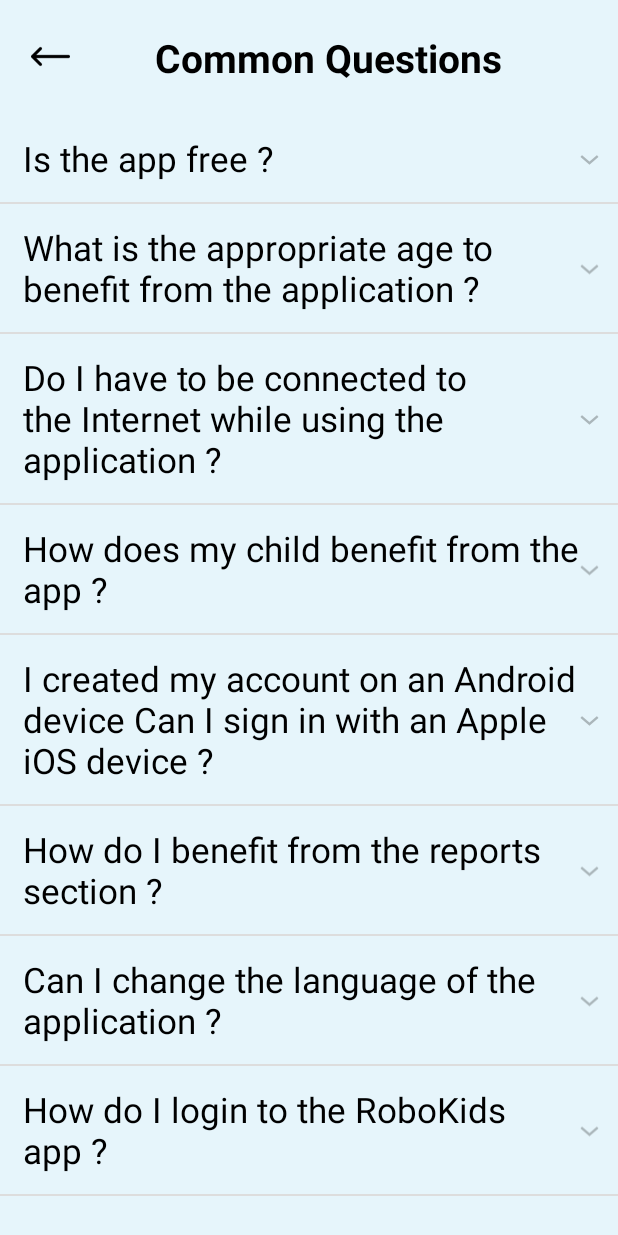
After one commit to Mohamed-Rafat-Safan/RoboKids-App, an Android app: the CommonQuestionsFragment screen opened through its navigation route, on a phone screen of 412 x 824 dp. The commit adds this screen. Run offline under Robolectric (Android 15) with nearby library versions, the phone set to English and light mode, and no system bars; our stand-ins replace sdp/ssp sizes.

Commit message:
version2

```diff
--- a/app/src/main/AndroidManifest.xml
+++ b/app/src/main/AndroidManifest.xml
@@ -9,7 +9,7 @@
         android:icon="@mipmap/ic_launcher"
         android:label="@string/app_name"
         android:roundIcon="@mipmap/ic_launcher_round"
-        android:supportsRtl="false"
+        android:supportsRtl="true"
         android:theme="@style/Theme.RoboKidsApp"
         tools:targetApi="31">
         <activity
--- /dev/null
+++ b/app/src/main/java/com/graduationproject/robokidsapp/adapters/CommonQuestionsAdapter.kt
@@ -0,0 +1,88 @@
+package com.graduationproject.robokidsapp.adapters
+
+import android.content.Context
+import android.view.LayoutInflater
+import android.view.View
+import android.view.ViewGroup
+import android.widget.BaseExpandableListAdapter
+import android.widget.ListAdapter
+import android.widget.TextView
+import com.graduationproject.robokidsapp.R
+
+class CommonQuestionsAdapter(
+    private val context: Context,
+    private val questionsList: List<String>,
+    private val answerList: HashMap<String, List<String>>
+) : BaseExpandableListAdapter() {
+
+
+    override fun getGroupCount(): Int {
+        return questionsList.size
+    }
+
+    override fun getChildrenCount(p0: Int): Int {
+        return this.answerList[this.questionsList[p0]]!!.size
+    }
+
+    override fun getGroup(p0: Int): Any {
+        return questionsList[p0]
+    }
+
+    override fun getChild(p0: Int, p1: Int): Any {
+        return this.answerList[this.questionsList[p0]]!![p1]
+    }
+
+    override fun getGroupId(p0: Int): Long {
+        return p0.toLong()
+    }
+
+    override fun getChildId(p0: Int, p1: Int): Long {
+        return p1.toLong()
+    }
+
+    override fun hasStableIds(): Boolean {
+        return false
+    }
+
+    override fun getGroupView(
+        groupPostion: Int,
+        isExpanded: Boolean,
+        convertView: View?,
+        parent: ViewGroup?
+    ): View {
+        var convertView = convertView
+        val questionTitle = getGroup(groupPostion) as String
+        if (convertView == null) {
+            val inflater =
+                context.getSystemService(Context.LAYOUT_INFLATER_SERVICE) as LayoutInflater
+            convertView = inflater.inflate(R.layout.custom_layout_question, null, false)
+        }
+        val textViewQuestion = convertView!!.findViewById<TextView>(R.id.tv_questions)
+        textViewQuestion.text = questionTitle
+
+        return convertView
+    }
+
+    override fun getChildView(
+        groupPostion: Int,
+        childPostion: Int,
+        isLastChild: Boolean,
+        convertView: View?,
+        parent: ViewGroup?
+    ): View {
+        var convertView = convertView
+        val answerTitle = getChild(groupPostion , childPostion) as String
+        if (convertView == null) {
+            val inflater = context.getSystemService(Context.LAYOUT_INFLATER_SERVICE) as LayoutInflater
+            convertView = inflater.inflate(R.layout.custom_layout_answer, null, false)
+        }
+        val textViewAnswer = convertView!!.findViewById<TextView>(R.id.tv_answer)
+        textViewAnswer.text = answerTitle
+
+        return convertView
+    }
+
+    override fun isChildSelectable(p0: Int, p1: Int): Boolean {
+        return true
+    }
+}
--- a/app/src/main/java/com/graduationproject/robokidsapp/ui/MainActivity.kt
+++ b/app/src/main/java/com/graduationproject/robokidsapp/ui/MainActivity.kt
@@ -62,7 +62,10 @@ class MainActivity : AppCompatActivity() , NavigationView.OnNavigationItemSelect
         when(item.itemId){
             R.id.myKids -> showToast(item.title.toString())
             R.id.knowApp -> showToast(item.title.toString())
-            R.id.commonQuestions -> showToast(item.title.toString())
+            R.id.commonQuestions -> {
+                val action = ParentsHomeFragmentDirections.actionParentsHomeFragmentToCommonQuestionsFragment()
+                navController.navigate(action)
+            }
             R.id.setting -> {
                 val action = ParentsHomeFragmentDirections.actionParentsHomeFragmentToSettingFragment()
                 navController.navigate(action)
--- /dev/null
+++ b/app/src/main/java/com/graduationproject/robokidsapp/ui/fragments/CommonQuestionsFragment.kt
@@ -0,0 +1,121 @@
+package com.graduationproject.robokidsapp.ui.fragments
+
+import android.os.Bundle
+import androidx.fragment.app.Fragment
+import android.view.LayoutInflater
+import android.view.View
+import android.view.ViewGroup
+import android.widget.ExpandableListView
+import androidx.core.text.TextUtilsCompat
+import androidx.core.view.ViewCompat
+import androidx.navigation.NavController
+import androidx.navigation.fragment.findNavController
+import com.graduationproject.robokidsapp.R
+import com.graduationproject.robokidsapp.adapters.CommonQuestionsAdapter
+import com.graduationproject.robokidsapp.databinding.FragmentCommonQuestionsBinding
+import com.graduationproject.robokidsapp.databinding.FragmentSettingBinding
+import java.util.*
+import kotlin.collections.ArrayList
+import kotlin.collections.HashMap
+
+
+class CommonQuestionsFragment : Fragment() {
+    private lateinit var mNavController: NavController
+
+    private var _binding: FragmentCommonQuestionsBinding? = null
+    private val binding get() = _binding!!
+
+    private lateinit var questionList:List<String>
+    private lateinit var answerList:HashMap<String, List<String>>
+
+
+    override fun onCreate(savedInstanceState: Bundle?) {
+        super.onCreate(savedInstanceState)
+        mNavController = findNavController()
+    }
+
+    override fun onCreateView(
+        inflater: LayoutInflater, container: ViewGroup?,
+        savedInstanceState: Bundle?
+    ): View? {
+        // Inflate the layout for this fragment
+        _binding = FragmentCommonQuestionsBinding.inflate(inflater, container, false)
+
+        showList()
+
+        val adapter = CommonQuestionsAdapter(requireContext() , questionList , answerList)
+        binding.elvCommonQuestions.setAdapter(adapter)
+
+        val isLeftToRight = TextUtilsCompat.getLayoutDirectionFromLocale(Locale.getDefault()) == ViewCompat.LAYOUT_DIRECTION_LTR
+
+        if(!isLeftToRight){
+            binding.elvCommonQuestions.layoutDirection = View.LAYOUT_DIRECTION_LTR
+        }else{
+            binding.elvCommonQuestions.layoutDirection = View.LAYOUT_DIRECTION_RTL
+        }
+
+        binding.ivBack.setOnClickListener {
+            val action = CommonQuestionsFragmentDirections.actionCommonQuestionsFragmentToParentsHomeFragment()
+            mNavController.navigate(action)
+        }
+
+        return binding.root
+    }
+
+    private fun showList() {
+        questionList = ArrayList()
+        answerList = HashMap()
+
+        (questionList as ArrayList).add(getString(R.string.question1))
+        (questionList as ArrayList).add(getString(R.string.question2))
+        (questionList as ArrayList).add(getString(R.string.question3))
+        (questionList as ArrayList).add(getString(R.string.question4))
+        (questionList as ArrayList).add(getString(R.string.question5))
+        (questionList as ArrayList).add(getString(R.string.question6))
+        (questionList as ArrayList).add(getString(R.string.question7))
+        (questionList as ArrayList).add(getString(R.string.question8))
+
+
+        val listAnswer1 = ArrayList<String>()
+        listAnswer1.add(getString(R.string.answer1))
+
+        val listAnswer2 = ArrayList<String>()
+        listAnswer2.add(getString(R.string.answer2))
+
+        val listAnswer3 = ArrayList<String>()
+        listAnswer3.add(getString(R.string.answer3))
+
+        val listAnswer4 = ArrayList<String>()
+        listAnswer4.add(getString(R.string.answer4))
+
+        val listAnswer5 = ArrayList<String>()
+        listAnswer5.add(getString(R.string.answer5))
+
+        val listAnswer6 = ArrayList<String>()
+        listAnswer6.add(getString(R.string.answer6))
+
+        val listAnswer7 = ArrayList<String>()
+        listAnswer7.add(getString(R.string.answer7))
+
+        val listAnswer8 = ArrayList<String>()
+        listAnswer8.add(getString(R.string.answer8))
+
+        answerList[questionList[0]] = listAnswer1
+        answerList[questionList[1]] = listAnswer2
+        answerList[questionList[2]] = listAnswer3
+        answerList[questionList[3]] = listAnswer4
+        answerList[questionList[4]] = listAnswer5
+        answerList[questionList[5]] = listAnswer6
+        answerList[questionList[6]] = listAnswer7
+        answerList[questionList[7]] = listAnswer8
+
+
+
+    }
+
+    override fun onDestroyView() {
+        super.onDestroyView()
+        _binding = null
+    }
+
+}
--- a/app/src/main/java/com/graduationproject/robokidsapp/ui/fragments/SplashFragment.kt
+++ b/app/src/main/java/com/graduationproject/robokidsapp/ui/fragments/SplashFragment.kt
@@ -41,7 +41,6 @@ class SplashFragment : Fragment() {
             withContext(Dispatchers.Main){
                 val action = SplashFragmentDirections.actionSplashFragmentToParentsORKidsFragment()
 
-//                val action = SplashFragmentDirections.actionSplashFragmentToKidsReportsFragment()
                 mNavController.navigate(action)
             }
 
--- /dev/null
+++ b/app/src/main/res/layout/custom_layout_answer.xml
@@ -0,0 +1,21 @@
+<?xml version="1.0" encoding="utf-8"?>
+<androidx.constraintlayout.widget.ConstraintLayout xmlns:android="http://schemas.android.com/apk/res/android"
+    xmlns:app="http://schemas.android.com/apk/res-auto"
+    android:layout_width="match_parent"
+    android:layout_height="match_parent">
+
+    <TextView
+        android:id="@+id/tv_answer"
+        android:layout_width="match_parent"
+        android:layout_height="wrap_content"
+        android:text="I am mohamed"
+        android:textSize="@dimen/_18ssp"
+        android:textColor="#A8A7A7"
+        android:layout_marginHorizontal="@dimen/_16sdp"
+        android:layout_marginVertical="@dimen/_16sdp"
+        app:layout_constraintBottom_toBottomOf="parent"
+        app:layout_constraintEnd_toEndOf="parent"
+        app:layout_constraintStart_toStartOf="parent"
+        app:layout_constraintTop_toTopOf="parent" />
+
+</androidx.constraintlayout.widget.ConstraintLayout>
--- /dev/null
+++ b/app/src/main/res/layout/custom_layout_question.xml
@@ -0,0 +1,22 @@
+<?xml version="1.0" encoding="utf-8"?>
+<androidx.constraintlayout.widget.ConstraintLayout xmlns:android="http://schemas.android.com/apk/res/android"
+    xmlns:app="http://schemas.android.com/apk/res-auto"
+    android:layout_width="match_parent"
+    android:layout_height="match_parent" >
+
+    <TextView
+        android:id="@+id/tv_questions"
+        android:layout_width="match_parent"
+        android:layout_height="wrap_content"
+        android:text="How are you ?"
+        android:textSize="@dimen/_18ssp"
+        android:paddingVertical="@dimen/_10sdp"
+        android:layout_marginStart="@dimen/_20sdp"
+        android:layout_marginEnd="@dimen/_12sdp"
+        android:textColor="@color/black"
+        app:layout_constraintBottom_toBottomOf="parent"
+        app:layout_constraintEnd_toEndOf="parent"
+        app:layout_constraintStart_toStartOf="parent"
+        app:layout_constraintTop_toTopOf="parent" />
+
+</androidx.constraintlayout.widget.ConstraintLayout>
--- a/app/src/main/res/layout/fragment_change_password.xml
+++ b/app/src/main/res/layout/fragment_change_password.xml
@@ -3,7 +3,7 @@
     xmlns:tools="http://schemas.android.com/tools"
     android:layout_width="match_parent"
     android:layout_height="wrap_content"
-    android:background="#E6F5FB"
+    android:background="@color/baby_blue"
     xmlns:app="http://schemas.android.com/apk/res-auto"
     tools:context=".ui.fragments.ChangePasswordFragment">
 
--- /dev/null
+++ b/app/src/main/res/layout/fragment_common_questions.xml
@@ -0,0 +1,45 @@
+<?xml version="1.0" encoding="utf-8"?>
+<LinearLayout xmlns:android="http://schemas.android.com/apk/res/android"
+    xmlns:app="http://schemas.android.com/apk/res-auto"
+    xmlns:tools="http://schemas.android.com/tools"
+    android:layout_width="match_parent"
+    android:layout_height="match_parent"
+    android:orientation="vertical"
+    android:background="@color/baby_blue"
+    tools:context=".ui.fragments.CommonQuestionsFragment">
+
+    <LinearLayout
+        android:layout_width="match_parent"
+        android:layout_height="wrap_content"
+        android:orientation="horizontal"
+        android:layoutDirection="ltr"
+        android:layout_margin="@dimen/_16sdp" >
+
+        <ImageView
+            android:id="@+id/iv_back"
+            android:layout_width="@dimen/_20sdp"
+            android:layout_height="@dimen/_26sdp"
+            android:src="@drawable/left_back"/>
+
+        <TextView
+            android:layout_width="0dp"
+            android:layout_height="wrap_content"
+            android:text="Common Questions"
+            android:gravity="center_horizontal"
+            android:textSize="@dimen/_20ssp"
+            android:textColor="@color/black"
+            android:textStyle="bold"
+            android:layout_gravity="center_horizontal"
+            android:layout_weight="1"/>
+
+    </LinearLayout>
+
+    <ExpandableListView
+        android:id="@+id/elv_commonQuestions"
+        android:layout_width="match_parent"
+        android:layout_height="match_parent"
+        android:divider="#ddd"
+        android:dividerHeight="@dimen/_1sdp" />
+
+
+</LinearLayout>
--- a/app/src/main/res/layout/fragment_splash.xml
+++ b/app/src/main/res/layout/fragment_splash.xml
@@ -13,4 +13,5 @@
         android:text="splash screen"
         android:textSize="@dimen/_30ssp"/>
 
+
 </FrameLayout>
--- a/app/src/main/res/navigation/main_nav_graph.xml
+++ b/app/src/main/res/navigation/main_nav_graph.xml
@@ -13,9 +13,6 @@
         <action
             android:id="@+id/action_splashFragment_to_parentsORKidsFragment"
             app:destination="@id/parentsORKidsFragment" />
-        <action
-            android:id="@+id/action_splashFragment_to_kidsReportsFragment"
-            app:destination="@id/kidsReportsFragment" />
     </fragment>
     <fragment
         android:id="@+id/parentsORKidsFragment"
@@ -94,6 +91,9 @@
         <action
             android:id="@+id/action_parentsHomeFragment_to_settingFragment"
             app:destination="@id/settingFragment" />
+        <action
+            android:id="@+id/action_parentsHomeFragment_to_commonQuestionsFragment"
+            app:destination="@id/commonQuestionsFragment" />
     </fragment>
     <fragment
         android:id="@+id/kidsReportsFragment"
@@ -122,4 +122,13 @@
         android:name="com.graduationproject.robokidsapp.ui.fragments.UpdateAccountFragment"
         android:label="fragment_update_account"
         tools:layout="@layout/fragment_update_account" />
+    <fragment
+        android:id="@+id/commonQuestionsFragment"
+        android:name="com.graduationproject.robokidsapp.ui.fragments.CommonQuestionsFragment"
+        android:label="fragment_common_questions"
+        tools:layout="@layout/fragment_common_questions" >
+        <action
+            android:id="@+id/action_commonQuestionsFragment_to_parentsHomeFragment"
+            app:destination="@id/parentsHomeFragment" />
+    </fragment>
 </navigation>
--- a/app/src/main/res/values/colors.xml
+++ b/app/src/main/res/values/colors.xml
@@ -16,4 +16,5 @@
     <color name="color_wed">#FFC107</color>
     <color name="color_thurs">#007368</color>
     <color name="color_fri">#FF3D00</color>
+    <color name="baby_blue">#E6F5FB</color>
 </resources>
--- a/app/src/main/res/values/strings.xml
+++ b/app/src/main/res/values/strings.xml
@@ -7,4 +7,35 @@
     <string name="draw_open">Open</string>
     <string name="draw_close">Close</string>
     <string name="add_kids"><u>add kids</u></string>
+
+
+    <string name="question1">Is the app free ?</string>
+    <string name="question2">What is the appropriate age to benefit from the application ?</string>
+    <string name="question3">Do I have to be connected to the Internet while using the application ?</string>
+    <string name="question4">How does my child benefit from the app ?</string>
+    <string name="question5">I created my account on an Android device Can I sign in with an Apple iOS device ?</string>
+    <string name="question6">How do I benefit from the reports section ?</string>
+    <string name="question7">Can I change the language of the application ?</string>
+    <string name="question8">How do I login to the RoboKids app ?</string>
+
+    <string name="answer1">Yes, the application is free and you can download it from the phone store and enjoy the application</string>
+    <string name="answer2">The current content of the application is suitable for children from the age of 3 to 9 years, and in the following versions we will work to provide content suitable for more age groups</string>
+    <string name="answer3">The current version of the application requires an Internet connection</string>
+    <string name="answer4">The application offers your child many cartoon series, tales and songs under the supervision of a group of psychological educational specialists in an attractive artistic framework.  It helps them develop and develop them and perform their educational role optimally</string>
+    <string name="answer5">Currently, you can not register through the iOS because the application works on the Android system only.</string>
+    <string name="answer6">The RoboKids application provides you with different types of reports: - Views reports: It presents you with what your child has watched of educational and entertainment content such as episodes, series, songs, stories and what they contain of interesting and useful values. Usage Reports: Find out how long your child has been using the app for educational and entertainment content over the course of the week and the average daily usage.</string>
+    <string name="answer7"> At the moment, the application provides two main languages, Arabic and English</string>
+    <string name="answer8">In the event that you have an account on the RoboKids application:
+                            \n -Open the RoboKids app from the device you want to log in with.
+                            \n -Choose "Login". Enter the email of your account in the RoboKids app.
+                            \n -Type your password and press the "Go" button.
+                           \n<b>If you are a new user, you must first create an account via the following steps:</b>
+                              \n- Open the RoboKids app.
+                              \n- Parental entry selection.
+                              \n- Choose "Create a new account".
+                              \n- Enter your email and password.
+                              \n- Choose the country.
+                              \n- Click "Login".</string>
+
+
 </resources>
```
Also changed, not shown: app/src/main/res/drawable/img_question.png (added).
